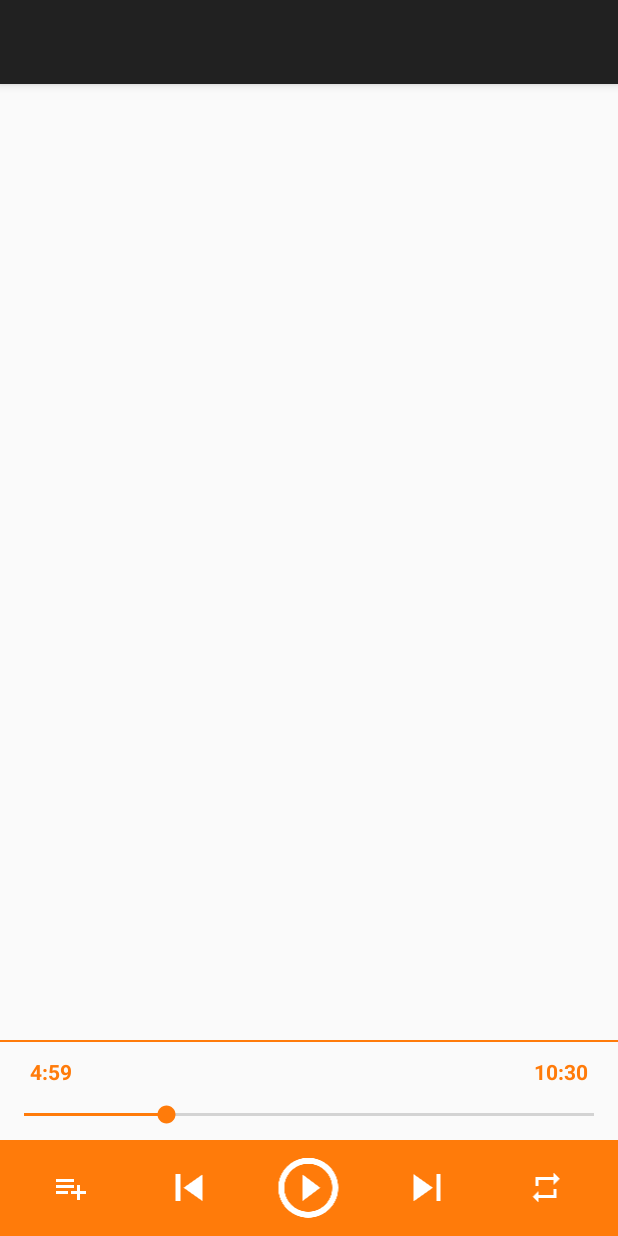
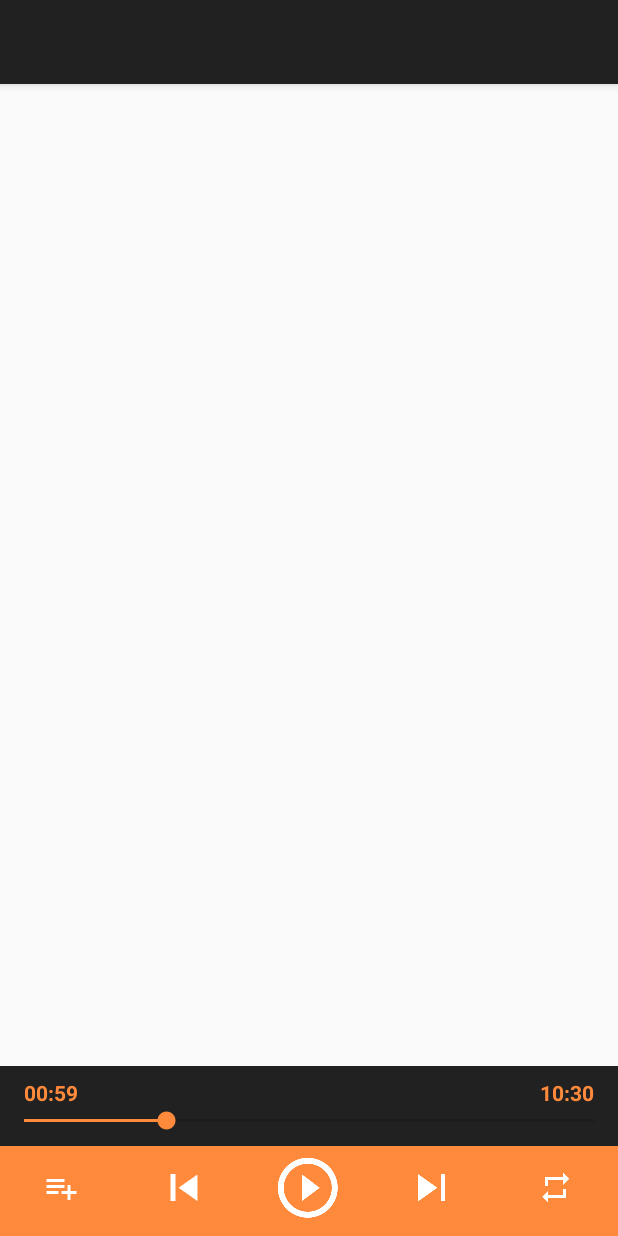
Before and after one commit to HossamHassan47/MusicPlayer, an Android app: the NowPlayingActivity screen opened directly, with no data from a screen before it, on a phone screen of 412 x 824 dp. Run offline under Robolectric (Android 15) with nearby library versions, the phone set to English and light mode, and no system bars; 2 statements that could not run were skipped.

```diff
--- a/app/src/main/res/layout/content_now_playing.xml
+++ b/app/src/main/res/layout/content_now_playing.xml
@@ -14,33 +14,26 @@
         android:layout_width="match_parent"
         android:layout_height="wrap_content"
         android:layout_alignParentBottom="true"
+        android:background="@color/colorPrimary"
         android:gravity="bottom"
         android:orientation="vertical">
 
-        <View
-            android:layout_width="match_parent"
-            android:layout_height="1dp"
-            android:background="@color/colorAccent">
-
-        </View>
         <!-- Timer Display -->
         <LinearLayout
             android:id="@+id/timerDisplay"
-            android:layout_width="fill_parent"
-            android:layout_height="wrap_content"
-            android:layout_marginBottom="10dp"
-            android:layout_marginLeft="20dp"
-            android:layout_marginRight="20dp"
-            android:layout_marginTop="10dp">
+            android:layout_width="match_parent"
+            android:layout_height="wrap_content">
 
             <!-- Current Duration Label -->
             <TextView
                 android:id="@+id/text_view_current_duration"
                 android:layout_width="0dp"
                 android:layout_height="wrap_content"
+                android:layout_marginLeft="@dimen/default_margin"
                 android:layout_weight="1"
                 android:gravity="left"
-                android:text="4:59"
+                android:paddingTop="@dimen/default_padding"
+                android:text="00:59"
                 android:textColor="@color/colorAccent"
                 android:textStyle="bold" />
 
@@ -49,8 +42,10 @@
                 android:id="@+id/text_view_total_duration"
                 android:layout_width="0dp"
                 android:layout_height="wrap_content"
+                android:layout_marginRight="@dimen/default_margin"
                 android:layout_weight="1"
                 android:gravity="right"
+                android:paddingTop="@dimen/default_padding"
                 android:text="10:30"
                 android:textColor="@color/colorAccent"
                 android:textStyle="bold" />
@@ -72,7 +67,8 @@
             android:layout_height="wrap_content"
             android:background="@color/colorAccent"
             android:orientation="horizontal"
-            android:padding="@dimen/default_padding">
+            android:paddingTop="4dp"
+            android:paddingBottom="@dimen/default_padding">
 
             <!-- Add Items to Album Button -->
             <ImageView
--- a/app/src/main/res/values/colors.xml
+++ b/app/src/main/res/values/colors.xml
@@ -2,7 +2,7 @@
 <resources>
     <color name="colorPrimary">#212121</color>
     <color name="colorPrimaryDark">#424242</color>
-    <color name="colorAccent">#FF7B0A</color>
+    <color name="colorAccent">#ff8a3c</color>
 
     <color name="view_background">#f1f5f8</color>
     <color name="seek_bar_background">#ECEFF1</color>
```
